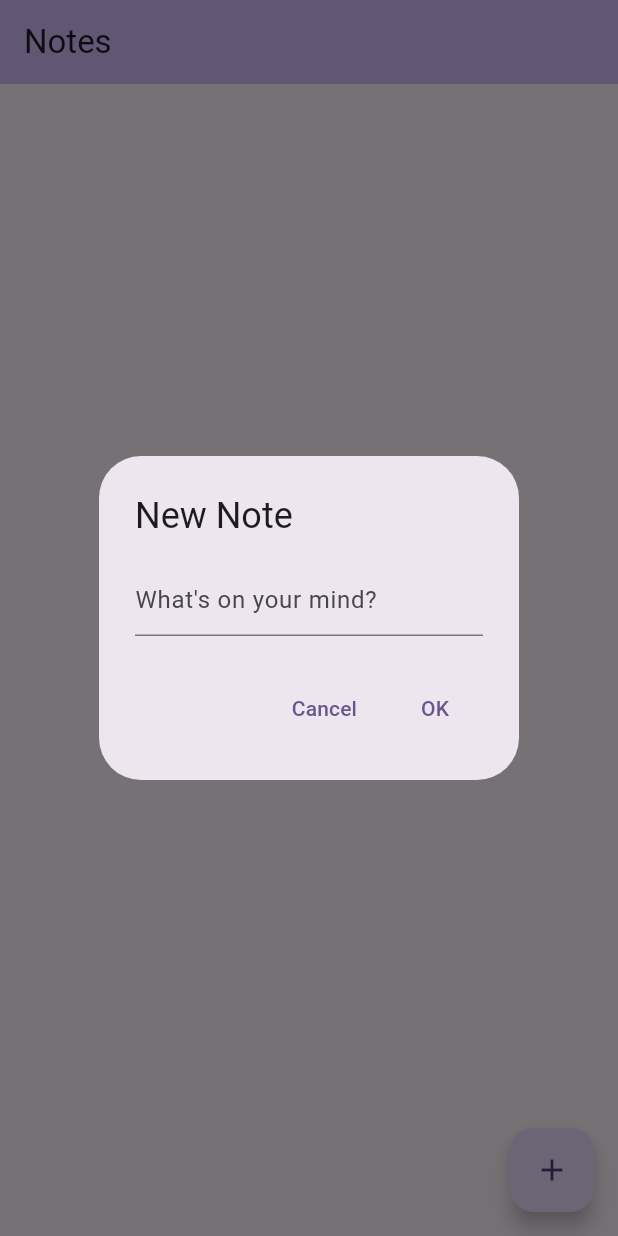
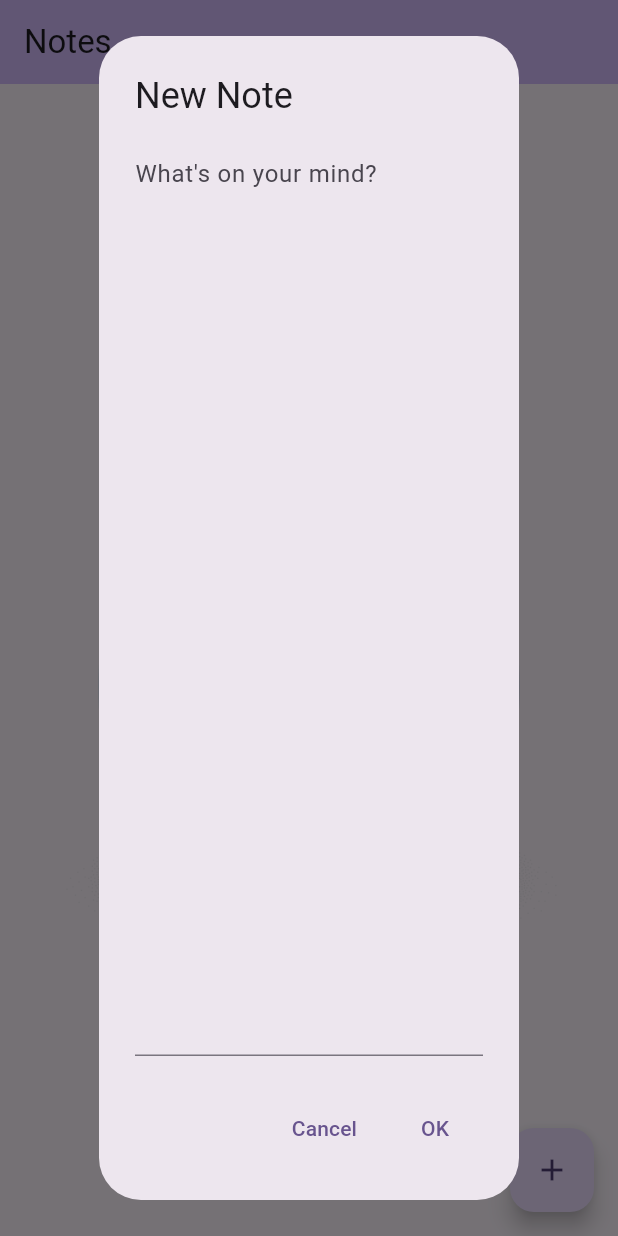
Before and after one commit to Bruh124567/Notes-App-in-Flutter, a Flutter app: the screen it shows after launch, after a tap on the "add" icon, on a phone screen of 412 x 824 dp. Run offline on Flutter 3.47's test engine with Material 3 defaults, Android fonts, the phone set to English and light mode, and no system bars; our stand-ins replace shared_preferences.

Commit message:
Fixed up the UI for editing and creating notes and added the funny

```diff
--- a/lib/main.dart
+++ b/lib/main.dart
@@ -184,11 +184,19 @@ class _MyHomePageState extends State<MyHomePage> {
           backgroundColor: Theme.of(context).colorScheme.inversePrimary,
           title: Text(widget.title),
         ),
-        body: Center(
+        body: Column(
+          mainAxisAlignment: MainAxisAlignment.center,
+          children: [
+            Center(
               child: Text(
                 'No notes yet :(',
                 style: Theme.of(context).textTheme.headlineMedium,
               ),
+            ),
+            Image.asset(
+              'images/sadblueemoji.png'
+            )
+          ],
         ),
         floatingActionButton: FloatingActionButton(
           onPressed: () {
@@ -208,6 +216,7 @@ class _MyHomePageState extends State<MyHomePage> {
     var noteTitle = '';
     var noteBody = '';
     TextEditingController _textController = TextEditingController();
+    ScrollController _scrollController = ScrollController();
     showDialog(
       context: context,
       builder: (BuildContext context) {
@@ -216,6 +225,10 @@ class _MyHomePageState extends State<MyHomePage> {
           content: TextField(
                 controller: _textController,
                 decoration: InputDecoration(hintText: "What's on your mind?"),
+                scrollController: _scrollController,
+                maxLines: null,
+                keyboardType: TextInputType.multiline,
+                expands: true,
               ),
           actions: <Widget>[
             TextButton(
@@ -253,6 +266,7 @@ class NoteEdit extends StatefulWidget {
 }
 
 class _NoteEditState extends State<NoteEdit> {
+  ScrollController _scrollController = ScrollController();
   TextEditingController _textController = TextEditingController();
 
   void prepNote(String note) {
@@ -282,11 +296,17 @@ class _NoteEditState extends State<NoteEdit> {
       appBar: AppBar(title: Text('Edit Note')),
       body: Column(
         children: [
-          Padding(
+          Expanded(
+            child: Padding(
               padding: const EdgeInsets.all(12.0),
               child: TextField(
                   controller: _textController,
                   decoration: InputDecoration(),
+                  scrollController: _scrollController,
+                  maxLines: null,
+                  keyboardType: TextInputType.multiline,
+                  expands: true,
+                ),
             ),
           ),
         ],
--- a/pubspec.yaml
+++ b/pubspec.yaml
@@ -59,6 +59,9 @@ flutter:
   # the material Icons class.
   uses-material-design: true
 
+  assets:
+    - images/sadblueemoji.png
+
   # To add assets to your application, add an assets section, like this:
   # assets:
   #   - images/a_dot_burr.jpeg
```
Also changed, not shown: images/sadblueemoji.png (added). Lines whose indentation alone changed are shown as unchanged.
